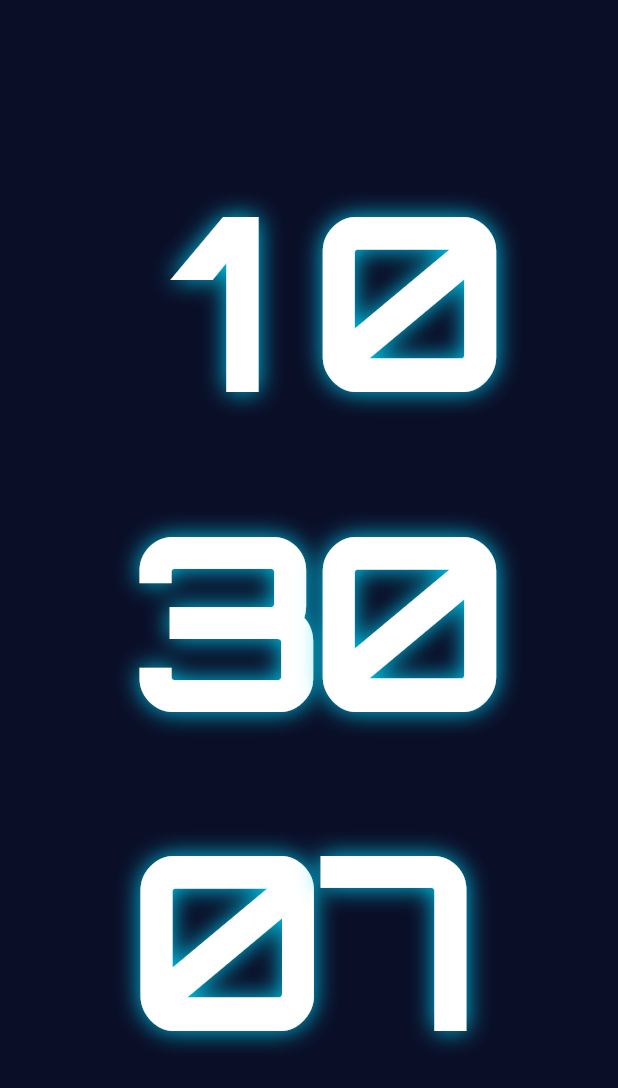
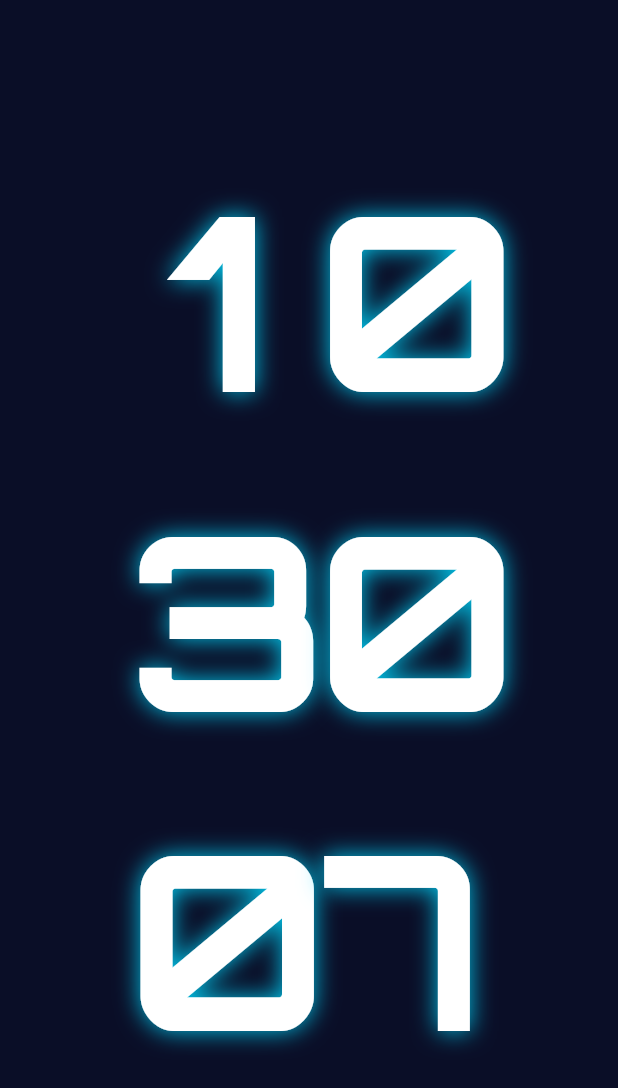
Before and after one commit to jackyan/NeonFocus, a Flutter app: the screen it shows after launch, on a phone screen of 412 x 824 dp. Shown: the top 1088 px of the screen. Run offline on Flutter 3.47's test engine with Material 3 defaults, Android fonts, the phone set to English and light mode, and no system bars; our stand-ins replace audioplayers, equatable, flutter_bloc, sensors_plus.

Commit message:
fix: add consistent inter-digit spacing for uniform visual balance
Problem:
- Wide digits (3,4,8,0) have minimal space between them → "34" looks cramped
- Narrow digits (1,7) have more space between them → "21" looks spacious
- Inconsistent visual spacing across different digit combinations
- User concern: fixed-width approach might not scale to different screen resolutions

Solution - Explicit Inter-Digit Spacing:
1. Reduced per-digit width: 0.75 → 0.72 (compensate for added spacing)
2. Added explicit spacing between digits: fontSize * 0.06
3. Total width per pair: (0.72 * 2) + 0.06 = fontSize * 1.5

Visual Improvements:
- "34": Now has consistent 0.06 spacing between 3 and 4
- "21": Still has same total width, but more balanced
- "19": Uniform spacing throughout
- ALL digit pairs now have identical inter-digit visual gap

Resolution Scalability:
✓ All dimensions use relative units (fontSize multipliers)
✓ fontSize auto-adjusts: 122 (landscape) / 162 (portrait)
✓ Spacing scales proportionally with font size
✓ Works on any screen size: iPhone SE to iPad Pro

Examples (portrait 162px font):
- Per digit width: 162 * 0.72 = 116.64px
- Inter-digit spacing: 162 * 0.06 = 9.72px
- Total per pair: 116.64 + 9.72 + 116.64 = 243px
- Three time units: 243 * 3 = 729px (fits any phone screen)

Examples (landscape 122px font):
- Per digit width: 122 * 0.72 = 87.84px
- Inter-digit spacing: 122 * 0.06 = 7.32px
- Total per pair: 87.84 + 7.32 + 87.84 = 182.88px
- Three time units in row: 182.88 * 3 = 548.64px (fits landscape)

Benefits:
- Uniform visual rhythm across all digit combinations
- Scales perfectly to any screen size/resolution
- No hardcoded pixel values - all relative
- Predictable layout behavior

```diff
--- a/lib/features/clock/presentation/screens/clock_screen_new.dart
+++ b/lib/features/clock/presentation/screens/clock_screen_new.dart
@@ -172,14 +172,15 @@ class _ClockScreenState extends State<ClockScreen> {
   Widget _buildTimeDigit(String text, double fontSize) {
     // Split the two-digit text into individual characters
     // Each character gets its own fixed-width container
-    // This ensures all digit pairs have identical total width regardless of which digits appear
+    // Add consistent spacing between digits for better visual balance
     final chars = text.split('');
     return Row(
       mainAxisSize: MainAxisSize.min,
-      children: chars.map((char) => SizedBox(
-        width: fontSize * 0.75, // Fixed width per single digit
+      children: [
+        SizedBox(
+          width: fontSize * 0.72, // Fixed width per single digit
           child: Text(
-          char,
+            chars[0],
             textAlign: TextAlign.center,
             style: TextStyle(
               fontSize: fontSize,
@@ -196,7 +197,30 @@ class _ClockScreenState extends State<ClockScreen> {
               ],
             ),
           ),
-      )).toList(),
+        ),
+        SizedBox(width: fontSize * 0.06), // Consistent spacing between digits
+        SizedBox(
+          width: fontSize * 0.72, // Fixed width per single digit
+          child: Text(
+            chars[1],
+            textAlign: TextAlign.center,
+            style: TextStyle(
+              fontSize: fontSize,
+              fontFamily: 'Orbitron',
+              fontWeight: FontWeight.bold,
+              color: Colors.white,
+              decoration: TextDecoration.none,
+              fontFeatures: const [FontFeature.tabularFigures()],
+              shadows: [
+                Shadow(
+                  color: widget.theme.glowColor.withOpacity(0.9),
+                  blurRadius: 20,
+                ),
+              ],
+            ),
+          ),
+        ),
+      ],
     );
   }
 
```
Also changed, not shown: lib/features/pomodoro/presentation/screens/pomodoro_screen_new.dart (+29 -5 lines). Lines whose indentation alone changed are shown as unchanged.
